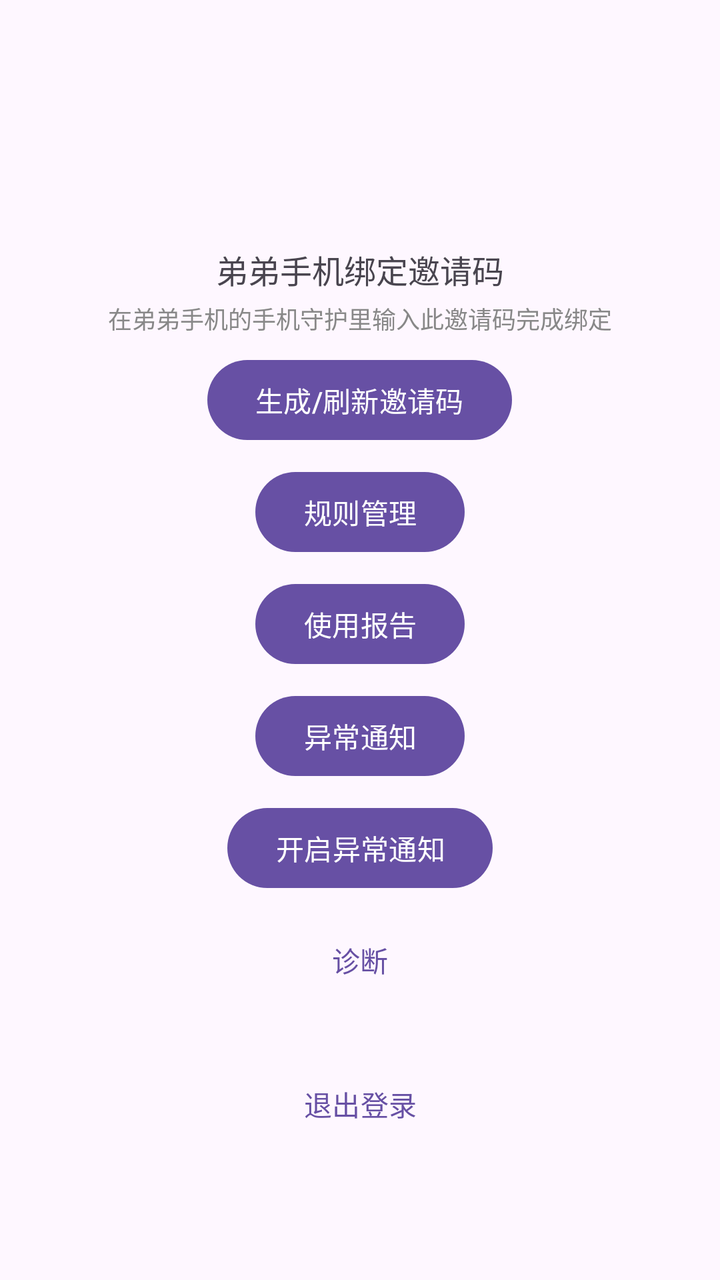
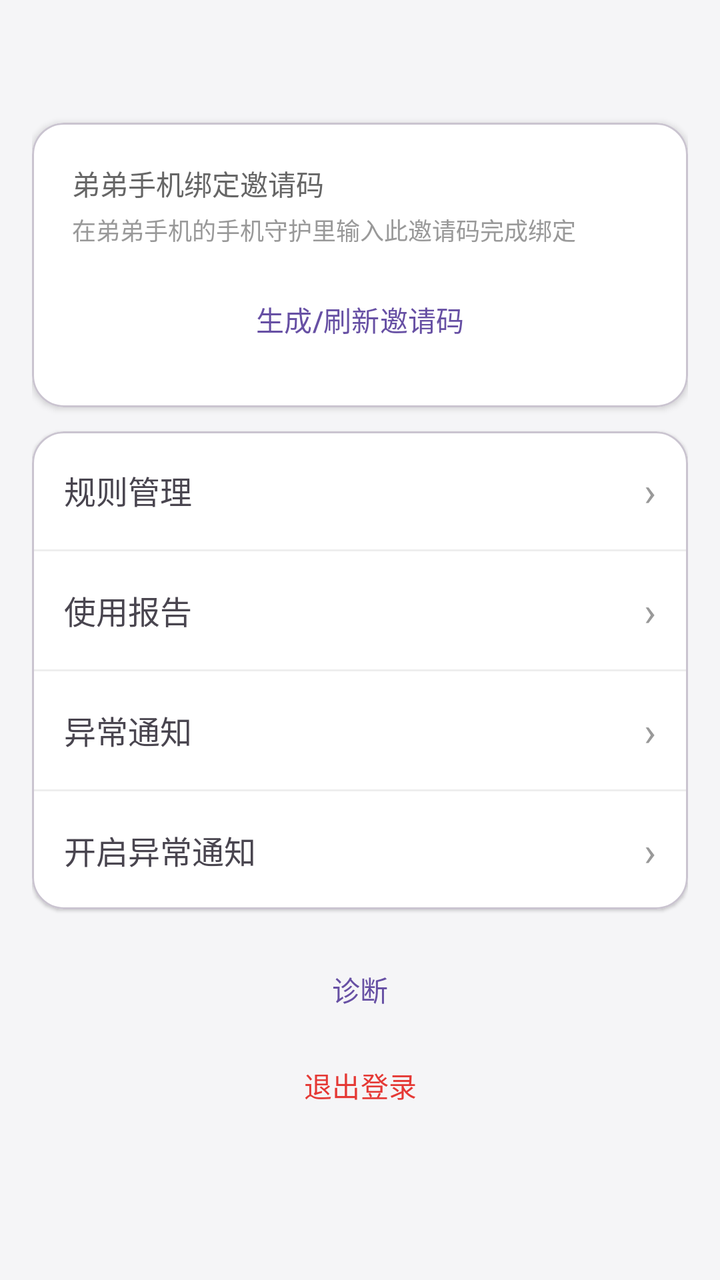

Two renders of the same Android screen: before a commit and after it. Below are the layout's source before the change and the commit's diff.
<!-- AndroidManifest.xml: application theme Theme.PhoneGuard -->
<!-- res/layout/activity_main.xml -->
<?xml version="1.0" encoding="utf-8"?>
<LinearLayout xmlns:android="http://schemas.android.com/apk/res/android"
    android:layout_width="match_parent"
    android:layout_height="match_parent"
    android:gravity="center"
    android:orientation="vertical"
    android:padding="24dp">

    <TextView
        android:id="@+id/tvWelcome"
        android:layout_width="wrap_content"
        android:layout_height="wrap_content"
        android:textSize="20sp" />

    <TextView
        android:layout_width="wrap_content"
        android:layout_height="wrap_content"
        android:layout_marginTop="32dp"
        android:text="@string/invite_code_title"
        android:textSize="16sp" />

    <TextView
        android:id="@+id/tvInviteCode"
        android:layout_width="wrap_content"
        android:layout_height="wrap_content"
        android:layout_marginTop="8dp"
        android:letterSpacing="0.2"
        android:textColor="@color/primary"
        android:textSize="40sp"
        android:textStyle="bold"
        android:visibility="gone" />

    <TextView
        android:layout_width="wrap_content"
        android:layout_height="wrap_content"
        android:layout_marginTop="4dp"
        android:text="@string/invite_code_tip"
        android:textSize="12sp"
        android:textColor="#888888" />

    <com.google.android.material.button.MaterialButton
        android:id="@+id/btnCopyCode"
        style="@style/Widget.Material3.Button.TonalButton"
        android:layout_width="wrap_content"
        android:layout_height="wrap_content"
        android:layout_marginTop="12dp"
        android:text="@string/copy_code"
        android:visibility="gone" />

    <com.google.android.material.button.MaterialButton
        android:id="@+id/btnRefreshCode"
        android:layout_width="wrap_content"
        android:layout_height="wrap_content"
        android:layout_marginTop="8dp"
        android:text="@string/refresh_code" />

    <com.google.android.material.button.MaterialButton
        android:id="@+id/btnRules"
        android:layout_width="wrap_content"
        android:layout_height="wrap_content"
        android:layout_marginTop="8dp"
        android:text="@string/rules" />

    <com.google.android.material.button.MaterialButton
        android:id="@+id/btnMonitor"
        android:layout_width="wrap_content"
        android:layout_height="wrap_content"
        android:layout_marginTop="8dp"
        android:text="@string/monitor" />

    <com.google.android.material.button.MaterialButton
        android:id="@+id/btnAnomaly"
        android:layout_width="wrap_content"
        android:layout_height="wrap_content"
        android:layout_marginTop="8dp"
        android:text="@string/anomaly" />

    <com.google.android.material.button.MaterialButton
        android:id="@+id/btnNotify"
        android:layout_width="wrap_content"
        android:layout_height="wrap_content"
        android:layout_marginTop="8dp"
        android:text="@string/start_notify" />

    <com.google.android.material.button.MaterialButton
        android:id="@+id/btnDiag"
        style="@style/Widget.Material3.Button.TextButton"
        android:layout_width="wrap_content"
        android:layout_height="wrap_content"
        android:layout_marginTop="8dp"
        android:text="@string/diag" />

    <com.google.android.material.button.MaterialButton
        android:id="@+id/btnLogout"
        style="@style/Widget.Material3.Button.TextButton"
        android:layout_width="wrap_content"
        android:layout_height="wrap_content"
        android:layout_marginTop="24dp"
        android:text="@string/logout" />
</LinearLayout>
<!-- resources referenced by this layout -->
<resources>
  <color name="primary">#1A73E8</color>
  <string name="anomaly">异常通知</string>
  <string name="copy_code">复制邀请码</string>
  <string name="diag">诊断</string>
  <string name="invite_code_tip">在弟弟手机的"手机守护"里输入此邀请码完成绑定</string>
  <string name="invite_code_title">弟弟手机绑定邀请码</string>
  <string name="logout">退出登录</string>
  <string name="monitor">使用报告</string>
  <string name="refresh_code">生成/刷新邀请码</string>
  <string name="rules">规则管理</string>
  <string name="start_notify">开启异常通知</string>
  <style name="Theme.PhoneGuard" parent="Theme.Material3.DayNight.NoActionBar" />
</resources>

<!-- the commit's change to res/layout/activity_main.xml (unified diff, before → after) -->
@@ -1,100 +1,233 @@
 <?xml version="1.0" encoding="utf-8"?>
-<LinearLayout xmlns:android="http://schemas.android.com/apk/res/android"
+<ScrollView xmlns:android="http://schemas.android.com/apk/res/android"
+    xmlns:app="http://schemas.android.com/apk/res-auto"
     android:layout_width="match_parent"
     android:layout_height="match_parent"
-    android:gravity="center"
-    android:orientation="vertical"
-    android:padding="24dp">
-
-    <TextView
-        android:id="@+id/tvWelcome"
-        android:layout_width="wrap_content"
+    android:background="#F5F5F7">
+
+    <LinearLayout
+        android:layout_width="match_parent"
         android:layout_height="wrap_content"
-        android:textSize="20sp" />
-
-    <TextView
-        android:layout_width="wrap_content"
-        android:layout_height="wrap_content"
-        android:layout_marginTop="32dp"
-        android:text="@string/invite_code_title"
-        android:textSize="16sp" />
-
-    <TextView
-        android:id="@+id/tvInviteCode"
-        android:layout_width="wrap_content"
-        android:layout_height="wrap_content"
-        android:layout_marginTop="8dp"
-        android:letterSpacing="0.2"
-        android:textColor="@color/primary"
-        android:textSize="40sp"
-        android:textStyle="bold"
-        android:visibility="gone" />
-
-    <TextView
-        android:layout_width="wrap_content"
-        android:layout_height="wrap_content"
-        android:layout_marginTop="4dp"
-        android:text="@string/invite_code_tip"
-        android:textSize="12sp"
-        android:textColor="#888888" />
-
-    <com.google.android.material.button.MaterialButton
-        android:id="@+id/btnCopyCode"
-        style="@style/Widget.Material3.Button.TonalButton"
-        android:layout_width="wrap_content"
-        android:layout_height="wrap_content"
-        android:layout_marginTop="12dp"
-        android:text="@string/copy_code"
-        android:visibility="gone" />
-
-    <com.google.android.material.button.MaterialButton
-        android:id="@+id/btnRefreshCode"
-        android:layout_width="wrap_content"
-        android:layout_height="wrap_content"
-        android:layout_marginTop="8dp"
-        android:text="@string/refresh_code" />
-
-    <com.google.android.material.button.MaterialButton
-        android:id="@+id/btnRules"
-        android:layout_width="wrap_content"
-        android:layout_height="wrap_content"
-        android:layout_marginTop="8dp"
-        android:text="@string/rules" />
-
-    <com.google.android.material.button.MaterialButton
-        android:id="@+id/btnMonitor"
-        android:layout_width="wrap_content"
-        android:layout_height="wrap_content"
-        android:layout_marginTop="8dp"
-        android:text="@string/monitor" />
-
-    <com.google.android.material.button.MaterialButton
-        android:id="@+id/btnAnomaly"
-        android:layout_width="wrap_content"
-        android:layout_height="wrap_content"
-        android:layout_marginTop="8dp"
-        android:text="@string/anomaly" />
-
-    <com.google.android.material.button.MaterialButton
-        android:id="@+id/btnNotify"
-        android:layout_width="wrap_content"
-        android:layout_height="wrap_content"
-        android:layout_marginTop="8dp"
-        android:text="@string/start_notify" />
-
-    <com.google.android.material.button.MaterialButton
-        android:id="@+id/btnDiag"
-        style="@style/Widget.Material3.Button.TextButton"
-        android:layout_width="wrap_content"
-        android:layout_height="wrap_content"
-        android:layout_marginTop="8dp"
-        android:text="@string/diag" />
-
-    <com.google.android.material.button.MaterialButton
-        android:id="@+id/btnLogout"
-        style="@style/Widget.Material3.Button.TextButton"
-        android:layout_width="wrap_content"
-        android:layout_height="wrap_content"
-        android:layout_marginTop="24dp"
-        android:text="@string/logout" />
-</LinearLayout>
+        android:orientation="vertical"
+        android:padding="16dp">
+
+        <TextView
+            android:id="@+id/tvWelcome"
+            android:layout_width="wrap_content"
+            android:layout_height="wrap_content"
+            android:textSize="22sp"
+            android:textStyle="bold" />
+
+        
+        <com.google.android.material.card.MaterialCardView
+            android:layout_width="match_parent"
+            android:layout_height="wrap_content"
+            android:layout_marginTop="16dp"
+            app:cardBackgroundColor="#FFFFFF"
+            app:cardCornerRadius="16dp"
+            app:cardElevation="2dp">
+
+            <LinearLayout
+                android:layout_width="match_parent"
+                android:layout_height="wrap_content"
+                android:orientation="vertical"
+                android:padding="20dp">
+
+                <TextView
+                    android:layout_width="wrap_content"
+                    android:layout_height="wrap_content"
+                    android:text="@string/invite_code_title"
+                    android:textSize="14sp"
+                    android:textColor="#666666" />
+
+                <TextView
+                    android:id="@+id/tvInviteCode"
+                    android:layout_width="wrap_content"
+                    android:layout_height="wrap_content"
+                    android:layout_marginTop="8dp"
+                    android:letterSpacing="0.25"
+                    android:textColor="#1A73E8"
+                    android:textSize="36sp"
+                    android:textStyle="bold"
+                    android:visibility="gone" />
+
+                <TextView
+                    android:layout_width="wrap_content"
+                    android:layout_height="wrap_content"
+                    android:layout_marginTop="4dp"
+                    android:text="@string/invite_code_tip"
+                    android:textSize="12sp"
+                    android:textColor="#999999" />
+
+                <LinearLayout
+                    android:layout_width="match_parent"
+                    android:layout_height="wrap_content"
+                    android:layout_marginTop="12dp"
+                    android:orientation="horizontal">
+
+                    <com.google.android.material.button.MaterialButton
+                        android:id="@+id/btnCopyCode"
+                        style="@style/Widget.Material3.Button.TonalButton"
+                        android:layout_width="0dp"
+                        android:layout_height="wrap_content"
+                        android:layout_weight="1"
+                        android:text="@string/copy_code"
+                        android:visibility="gone" />
+
+                    <com.google.android.material.button.MaterialButton
+                        android:id="@+id/btnRefreshCode"
+                        style="@style/Widget.Material3.Button.TextButton"
+                        android:layout_width="0dp"
+                        android:layout_height="wrap_content"
+                        android:layout_weight="1"
+                        android:text="@string/refresh_code" />
+                </LinearLayout>
+            </LinearLayout>
+        </com.google.android.material.card.MaterialCardView>
+
+        
+        <com.google.android.material.card.MaterialCardView
+            android:layout_width="match_parent"
+            android:layout_height="wrap_content"
+            android:layout_marginTop="12dp"
+            app:cardBackgroundColor="#FFFFFF"
+            app:cardCornerRadius="16dp"
+            app:cardElevation="1dp">
+
+            <LinearLayout
+                android:layout_width="match_parent"
+                android:layout_height="wrap_content"
+                android:orientation="vertical">
+
+                <LinearLayout
+                    android:id="@+id/btnRules"
+                    android:layout_width="match_parent"
+                    android:layout_height="wrap_content"
+                    android:background="?attr/selectableItemBackground"
+                    android:gravity="center_vertical"
+                    android:orientation="horizontal"
+                    android:padding="16dp">
+
+                    <TextView
+                        android:layout_width="0dp"
+                        android:layout_height="wrap_content"
+                        android:layout_weight="1"
+                        android:text="@string/rules"
+                        android:textSize="16sp" />
+
+                    <TextView
+                        android:layout_width="wrap_content"
+                        android:layout_height="wrap_content"
+                        android:text="›"
+                        android:textColor="#999999"
+                        android:textSize="20sp" />
+                </LinearLayout>
+
+                <View
+                    android:layout_width="match_parent"
+                    android:layout_height="1dp"
+                    android:background="#EEEEEE" />
+
+                <LinearLayout
+                    android:id="@+id/btnMonitor"
+                    android:layout_width="match_parent"
+                    android:layout_height="wrap_content"
+                    android:background="?attr/selectableItemBackground"
+                    android:gravity="center_vertical"
+                    android:orientation="horizontal"
+                    android:padding="16dp">
+
+                    <TextView
+                        android:layout_width="0dp"
+                        android:layout_height="wrap_content"
+                        android:layout_weight="1"
+                        android:text="@string/monitor"
+                        android:textSize="16sp" />
+
+                    <TextView
+                        android:layout_width="wrap_content"
+                        android:layout_height="wrap_content"
+                        android:text="›"
+                        android:textColor="#999999"
+                        android:textSize="20sp" />
+                </LinearLayout>
+
+                <View
+                    android:layout_width="match_parent"
+                    android:layout_height="1dp"
+                    android:background="#EEEEEE" />
+
+                <LinearLayout
+                    android:id="@+id/btnAnomaly"
+                    android:layout_width="match_parent"
+                    android:layout_height="wrap_content"
+                    android:background="?attr/selectableItemBackground"
+                    android:gravity="center_vertical"
+                    android:orientation="horizontal"
+                    android:padding="16dp">
+
+                    <TextView
+                        android:layout_width="0dp"
+                        android:layout_height="wrap_content"
+                        android:layout_weight="1"
+                        android:text="@string/anomaly"
+                        android:textSize="16sp" />
+
+                    <TextView
+                        android:layout_width="wrap_content"
+                        android:layout_height="wrap_content"
+                        android:text="›"
+                        android:textColor="#999999"
+                        android:textSize="20sp" />
+                </LinearLayout>
+
+                <View
+                    android:layout_width="match_parent"
+                    android:layout_height="1dp"
+                    android:background="#EEEEEE" />
+
+                <LinearLayout
+                    android:id="@+id/btnNotify"
+                    android:layout_width="match_parent"
+                    android:layout_height="wrap_content"
+                    android:background="?attr/selectableItemBackground"
+                    android:gravity="center_vertical"
+                    android:orientation="horizontal"
+                    android:padding="16dp">
+
+                    <TextView
+                        android:layout_width="0dp"
+                        android:layout_height="wrap_content"
+                        android:layout_weight="1"
+                        android:text="@string/start_notify"
+                        android:textSize="16sp" />
+
+                    <TextView
+                        android:layout_width="wrap_content"
+                        android:layout_height="wrap_content"
+                        android:text="›"
+                        android:textColor="#999999"
+                        android:textSize="20sp" />
+                </LinearLayout>
+            </LinearLayout>
+        </com.google.android.material.card.MaterialCardView>
+
+        <com.google.android.material.button.MaterialButton
+            android:id="@+id/btnDiag"
+            style="@style/Widget.Material3.Button.TextButton"
+            android:layout_width="wrap_content"
+            android:layout_height="wrap_content"
+            android:layout_gravity="center_horizontal"
+            android:layout_marginTop="16dp"
+            android:text="@string/diag" />
+
+        <com.google.android.material.button.MaterialButton
+            android:id="@+id/btnLogout"
+            style="@style/Widget.Material3.Button.TextButton"
+            android:layout_width="wrap_content"
+            android:layout_height="wrap_content"
+            android:layout_gravity="center_horizontal"
+            android:text="@string/logout"
+            android:textColor="#E53935" />
+    </LinearLayout>
+</ScrollView>
<!-- resource entries referenced after the edit -->
@@ -1,6 +1,5 @@
 <!-- resources referenced by this layout -->
 <resources>
-  <color name="primary">#1A73E8</color>
   <string name="anomaly">异常通知</string>
   <string name="copy_code">复制邀请码</string>
   <string name="diag">诊断</string>
